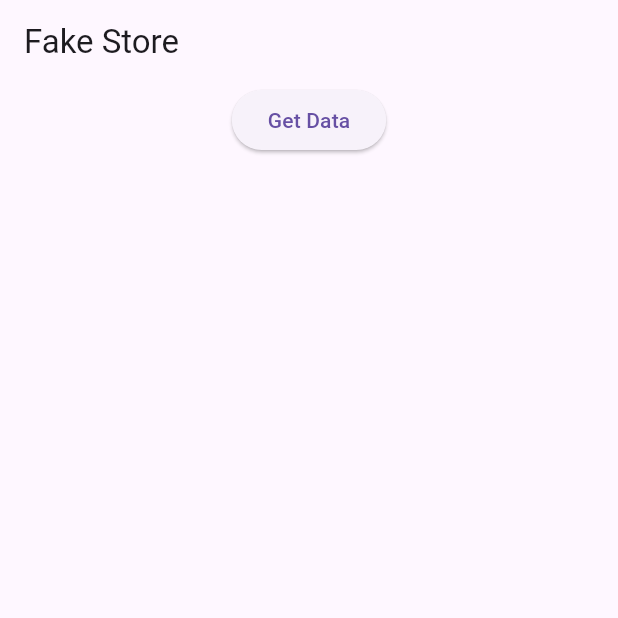
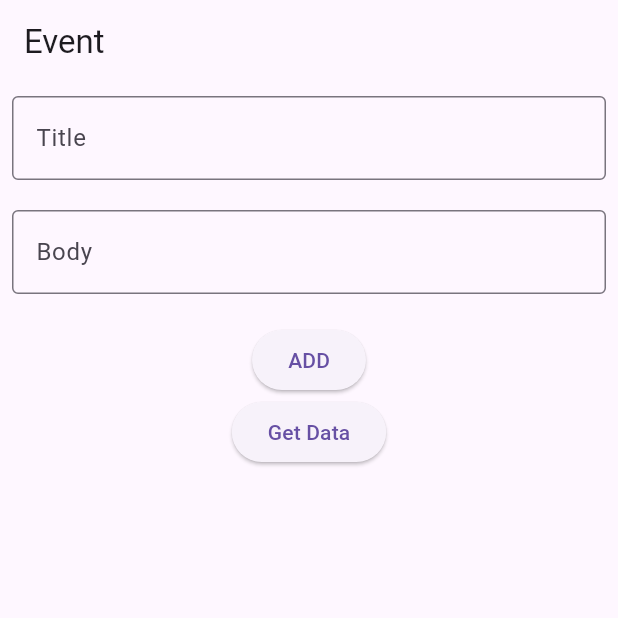
Before and after one commit to prabesh605/ecommerce_broadway, a Flutter app: the screen it shows after launch, on a phone screen of 412 x 824 dp, the top half of it. Run offline on Flutter 3.47's test engine with Material 3 defaults, Android fonts, the phone set to English and light mode, and no system bars; our stand-ins replace cloud_firestore, firebase_core, flutter_bloc, sqflite; accounts and stored records are empty.

Commit message:
workin on event

```diff
--- /dev/null
+++ b/lib/blocs/event/event_bloc.dart
@@ -0,0 +1,22 @@
+import 'package:ecommerce_app/blocs/Event/Event_event.dart';
+import 'package:ecommerce_app/blocs/Event/Event_state.dart';
+
+import 'package:ecommerce_app/database/note_db_service.dart';
+import 'package:ecommerce_app/firebase/firestore_service.dart';
+import 'package:flutter_bloc/flutter_bloc.dart';
+import 'package:ecommerce_app/models/event_model.dart';
+
+class EventBloc extends Bloc<EventEvent, EventState> {
+  final FirestoreService firebaseService;
+  EventBloc(this.firebaseService) : super(EventInitial()) {
+    on<AddEvent>((event, emit) async {
+      emit(EventInitial());
+      await firebaseService.addEvent(event.eventModel);
+    });
+    on<GetEvent>((event, emit) async {
+      emit(EventInitial());
+      final List<EventModel> data = await firebaseService.getData();
+      emit(LoadEvents(data));
+    });
+  }
+}
--- a/lib/blocs/notes/notes_state.dart
+++ b/lib/blocs/notes/notes_state.dart
@@ -17,4 +17,9 @@ class LoadNotes extends NotesState {
   LoadNotes(this.list);
 }
 
+class StreamNotes extends NotesState {
+  final Stream<List<NoteModel>>? list;
+  StreamNotes(this.list);
+}
+
 class UpdateNoteSucess extends NotesState {}
--- /dev/null
+++ b/lib/firebase/firestore_service.dart
@@ -0,0 +1,70 @@
+import 'package:cloud_firestore/cloud_firestore.dart';
+import 'package:ecommerce_app/models/event_model.dart';
+// import 'package:ecommerce_app/models/note_model.dart';
+
+class FirestoreService {
+  final CollectionReference userCollection = FirebaseFirestore.instance
+      .collection("event");
+
+  Future<void> addEvent(EventModel event) async {
+    try {
+      await userCollection.add(event.toMap());
+    } catch (e) {
+      print(e.toString());
+    }
+  }
+
+  Future<List<EventModel>> getData() async {
+    final data = await userCollection.get();
+    final List<EventModel> events = data.docs.map((doc) {
+      return EventModel.fromMap(doc.data() as Map<String, dynamic>);
+    }).toList();
+    return events;
+  }
+
+  //   Stream<List<NoteModel>>? getNotess() {
+  //     try {
+  //       return userCollection.snapshots().map((snapshot) {
+  //         return snapshot.docs.map((doc) {
+  //           return NoteModel.fromMap(doc.data() as Map<String, dynamic>);
+  //         }).toList();
+  //       });
+  //     } catch (e) {
+  //       e.toString();
+  //     }
+
+  //     return null;
+  //   }
+  // }
+}
+
+// class FirestoreService {
+//   final CollectionReference userCollection = FirebaseFirestore.instance
+//       .collection("event");
+
+//   Future<void> addUser(NoteModel notes) async {
+//     try {
+//       await userCollection.add(notes.toMap());
+//     } catch (e) {
+//       print(e.toString());
+//     }
+//   }
+
+//   // Future<List<NoteModel>> getData() {
+//   //   return userCollection.get();
+//   // }
+
+//   Stream<List<NoteModel>>? getNotess() {
+//     try {
+//       return userCollection.snapshots().map((snapshot) {
+//         return snapshot.docs.map((doc) {
+//           return NoteModel.fromMap(doc.data() as Map<String, dynamic>);
+//         }).toList();
+//       });
+//     } catch (e) {
+//       e.toString();
+//     }
+
+//     return null;
+//   }
+// }
--- a/lib/main.dart
+++ b/lib/main.dart
@@ -11,12 +11,14 @@ import 'package:ecommerce_app/controller/weather_controller.dart';
 import 'package:ecommerce_app/database/fakeStore_db_service.dart';
 import 'package:ecommerce_app/database/note_db_service.dart';
 import 'package:ecommerce_app/database/weather_db_service.dart';
+import 'package:ecommerce_app/firebase/firestore_service.dart';
 import 'package:ecommerce_app/services/fakestore_service.dart';
 import 'package:ecommerce_app/services/mobile_service.dart';
 // import 'package:ecommerce_app/providers/counter_provider.dart';
 // import 'package:ecommerce_app/providers/weather_provider.dart';
 import 'package:ecommerce_app/services/weather_service.dart';
 import 'package:ecommerce_app/views/counter_screen.dart';
+import 'package:ecommerce_app/views/event_screen.dart';
 import 'package:ecommerce_app/views/fakestore_screen.dart';
 import 'package:ecommerce_app/views/home_screen.dart';
 import 'package:ecommerce_app/views/login_screen.dart';
@@ -24,17 +26,21 @@ import 'package:ecommerce_app/views/mobile_screen.dart';
 import 'package:ecommerce_app/views/notes_screen.dart';
 import 'package:ecommerce_app/views/todo_screen.dart';
 import 'package:ecommerce_app/views/weather_screen.dart';
+import 'package:firebase_core/firebase_core.dart';
 // import 'package:ecommerce_app/views/home_screen.dart';
 // import 'package:ecommerce_app/providers/theme_provider.dart';
 import 'package:flutter/material.dart';
 import 'package:flutter_bloc/flutter_bloc.dart';
 // import 'package:provider/provider.dart';
 
-void main() {
+Future<void> main() async {
   // WeatherService weatherService = WeatherService(
   //   "0b10461d5a30e6612ce19d84c97ef651#",
   // );
   // WeatherController weatherController = WeatherController(weatherService);
+
+  WidgetsFlutterBinding.ensureInitialized();
+  await Firebase.initializeApp();
   runApp(
     // WidgetsFlutterBinding.ensureInitialized();
     MultiBlocProvider(
@@ -46,7 +52,9 @@ void main() {
           create: (_) => WeatherBloc(WeatherService(), WeatherDbService()),
         ),
         BlocProvider(create: (_) => ThemeBloc()),
-        BlocProvider(create: (_) => NotesBloc(NoteDbService())),
+        // BlocProvider(
+        //   create: (_) => NotesBloc(NoteDbService(), FirestoreService()),
+        // ),
         BlocProvider(create: (_) => MobileBloc(MobileService())),
         BlocProvider(
           create: (_) =>
@@ -84,7 +92,7 @@ class MyApp extends StatelessWidget {
           theme: ThemeData.light(),
           title: 'Flutter Demo',
 
-          home: FakestoreScreen(),
+          home: EventScreen(),
         );
       },
     );
--- /dev/null
+++ b/lib/models/event_model.dart
@@ -0,0 +1,13 @@
+class EventModel {
+  final String id;
+  final String title;
+  final String body;
+  EventModel({required this.id, required this.title, required this.body});
+
+  factory EventModel.fromMap(Map<String, dynamic> json) {
+    return EventModel(id: json['id'], title: json['title'], body: json['body']);
+  }
+  Map<String, dynamic> toMap() {
+    return {'id': id, 'title': title, 'body': body};
+  }
+}
--- /dev/null
+++ b/lib/views/event_screen.dart
@@ -0,0 +1,137 @@
+import 'package:ecommerce_app/blocs/notes/notes_bloc.dart';
+import 'package:ecommerce_app/blocs/notes/notes_event.dart';
+import 'package:ecommerce_app/blocs/notes/notes_state.dart';
+import 'package:ecommerce_app/database/db.dart';
+import 'package:ecommerce_app/firebase/firestore_service.dart';
+import 'package:ecommerce_app/models/event_model.dart';
+import 'package:ecommerce_app/models/note_model.dart';
+import 'package:ecommerce_app/views/weather_screen.dart';
+import 'package:flutter/material.dart';
+import 'package:flutter_bloc/flutter_bloc.dart';
+import 'package:provider/provider.dart';
+
+class EventScreen extends StatefulWidget {
+  const EventScreen({super.key});
+
+  @override
+  State<EventScreen> createState() => _EventScreenState();
+}
+
+class _EventScreenState extends State<EventScreen> {
+  TextEditingController titleController = TextEditingController();
+  TextEditingController bodyController = TextEditingController();
+  FirestoreService service = FirestoreService();
+  // List<NoteModel> notes = [];
+  @override
+  void initState() {
+    // context.read<NotesBloc>().add(GetNote());
+    super.initState();
+  }
+
+  @override
+  Widget build(BuildContext context) {
+    return Scaffold(
+      appBar: AppBar(title: Text("Event")),
+
+      body: Padding(
+        padding: const EdgeInsets.all(8.0),
+        child: Column(
+          children: [
+            TextFormField(
+              controller: titleController,
+
+              decoration: InputDecoration(
+                label: Text("Title"),
+                border: OutlineInputBorder(),
+              ),
+            ),
+
+            SizedBox(height: 20),
+            TextFormField(
+              controller: bodyController,
+              decoration: InputDecoration(
+                label: Text("Body"),
+                border: OutlineInputBorder(),
+              ),
+            ),
+            SizedBox(height: 20),
+            ElevatedButton(
+              onPressed: () async {
+                final event = EventModel(
+                  title: titleController.text,
+                  body: bodyController.text,
+                  id: '${DateTime.now().millisecondsSinceEpoch}',
+                );
+                service.addEvent(event);
+                // context.read<NotesBloc>().add(AddNote(notes));
+              },
+              child: Text("ADD"),
+            ),
+            ElevatedButton(
+              onPressed: () {
+                service.getData();
+              },
+              child: Text("Get Data"),
+            ),
+
+            // BlocBuilder<NotesBloc, NotesState>(
+            //   builder: (context, state) {
+            //     if (state is NoteLoading) {
+            //       return CircularProgressIndicator();
+            //     }
+            //     if (state is NoteError) {
+            //       return Text(state.message);
+            //     }
+
+            //     if (state is StreamNotes) {
+            //       return StreamBuilder(
+            //         stream: state.list,
+            //         builder: (context, snapShot) {
+            //           final data = snapShot.data!;
+            //           return Expanded(
+            //             child: ListView.builder(
+            //               itemCount: data.length,
+            //               itemBuilder: (context, index) {
+            //                 final datas = data[index];
+            //                 return ListTile(
+            //                   title: Text(datas.title),
+            //                   subtitle: Text(datas.body),
+            //                 );
+            //               },
+            //             ),
+            //           );
+            //         },
+            //       );
+            //     }
+            //     if (state is LoadNotes) {
+            //       return Expanded(
+            //         child: ListView.builder(
+            //           itemCount: state.list.length,
+            //           itemBuilder: (context, index) {
+            //             final data = state.list[index];
+            //             return ListTile(
+            //               title: Text(data.title),
+            //               subtitle: Text(data.body),
+            //             );
+            //           },
+            //         ),
+            //       );
+            //     }
+            //     return Container();
+            //   },
+            // ),
+            // ElevatedButton(
+            //   onPressed: () {
+            //     Navigator.push(
+            //       context,
+            //       MaterialPageRoute(builder: (context) => WeatherScreen()),
+            //     );
+            //   },
+            //   child: Text("Weather"),
+            // ),
+          ],
+        ),
+      ),
+    );
+  }
+}
--- a/lib/views/fakestore_screen.dart
+++ b/lib/views/fakestore_screen.dart
@@ -3,7 +3,6 @@ import 'package:ecommerce_app/blocs/fakestore/fakestore_event.dart';
 import 'package:ecommerce_app/blocs/fakestore/fakestore_state.dart';
 import 'package:ecommerce_app/models/fake_store_model.dart';
 import 'package:flutter/material.dart';
-import 'package:flutter/widgets.dart';
 import 'package:flutter_bloc/flutter_bloc.dart';
 
 class FakestoreScreen extends StatefulWidget {
--- a/pubspec.yaml
+++ b/pubspec.yaml
@@ -40,6 +40,8 @@ dependencies:
   sqflite: ^2.4.2
   path: ^1.9.1
   path_provider: ^2.1.5
+  firebase_core: ^4.2.1
+  cloud_firestore: ^6.1.0
 
 dev_dependencies:
   flutter_test:
```
Also changed, not shown: lib/blocs/event/event_event.dart (added, +24 -0 lines), lib/blocs/event/event_state.dart (added, +25 -0 lines), lib/blocs/notes/notes_bloc.dart (+38 -34 lines), lib/views/notes_screen.dart (+158 -125 lines), pubspec.lock, 8 other files.
